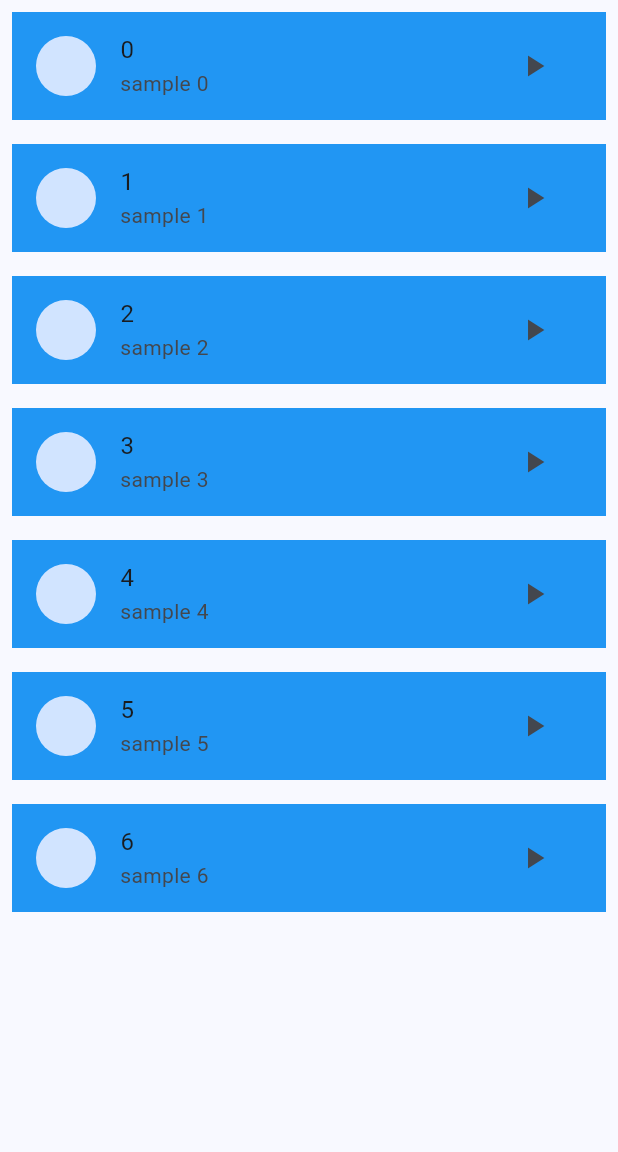
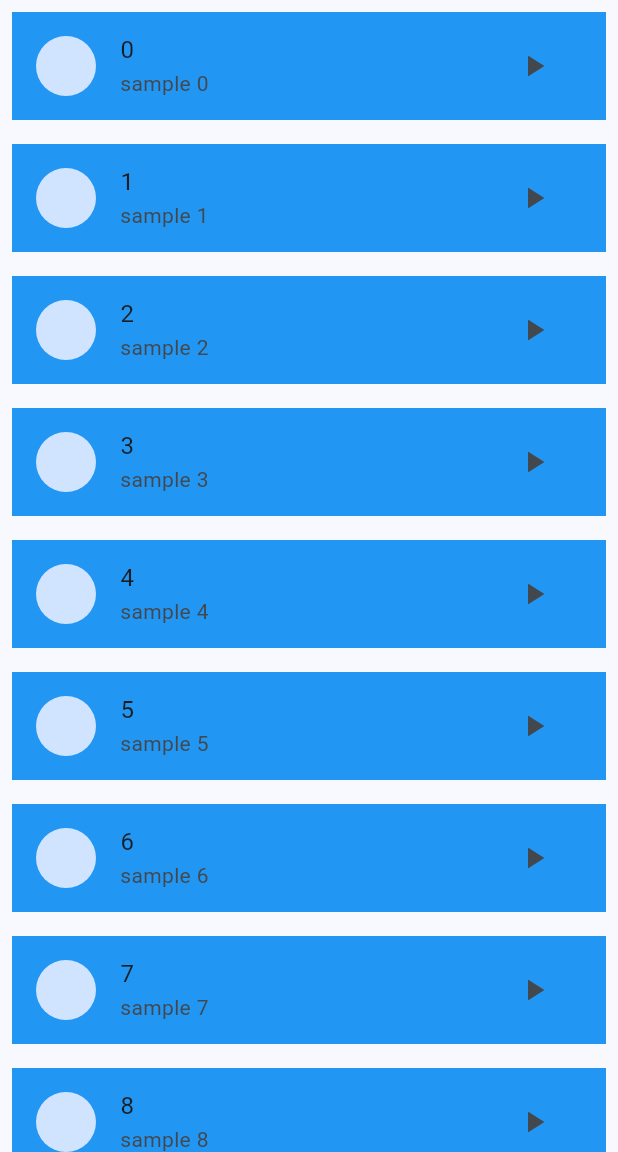
Before and after one commit to NancyMohamed1910/flutter_audio_player, a Flutter app: the screen it shows after launch, on a phone screen of 412 x 824 dp, the part 84-1236 px from its top. Run offline on Flutter 3.47's test engine with Material 2 defaults, Android fonts, the phone set to English and light mode, and no system bars; our stand-ins replace assets_audio_player.

```diff
--- a/lib/main.dart
+++ b/lib/main.dart
@@ -41,7 +41,10 @@ class _MyHomePageState extends State<MyHomePage> {
     'sample4.mp3',
     'sample5.mp3',
     'sample6.mp3',
-    'sample7.mp3'
+    'sample7.mp3',
+    'sample8.mp3',
+    'sample9.mp3',
+    'sample10.mp3'
   ];
 /*
   void initStata() {
@@ -67,7 +70,7 @@ class _MyHomePageState extends State<MyHomePage> {
             children: [
 
               ...List.generate(
-                  7,
+                  10,
                   (index) => MyListTile(
                       title: '${index}',
                       subtitle: 'sample ${index}',
```
Also changed, not shown: 3 other files.
